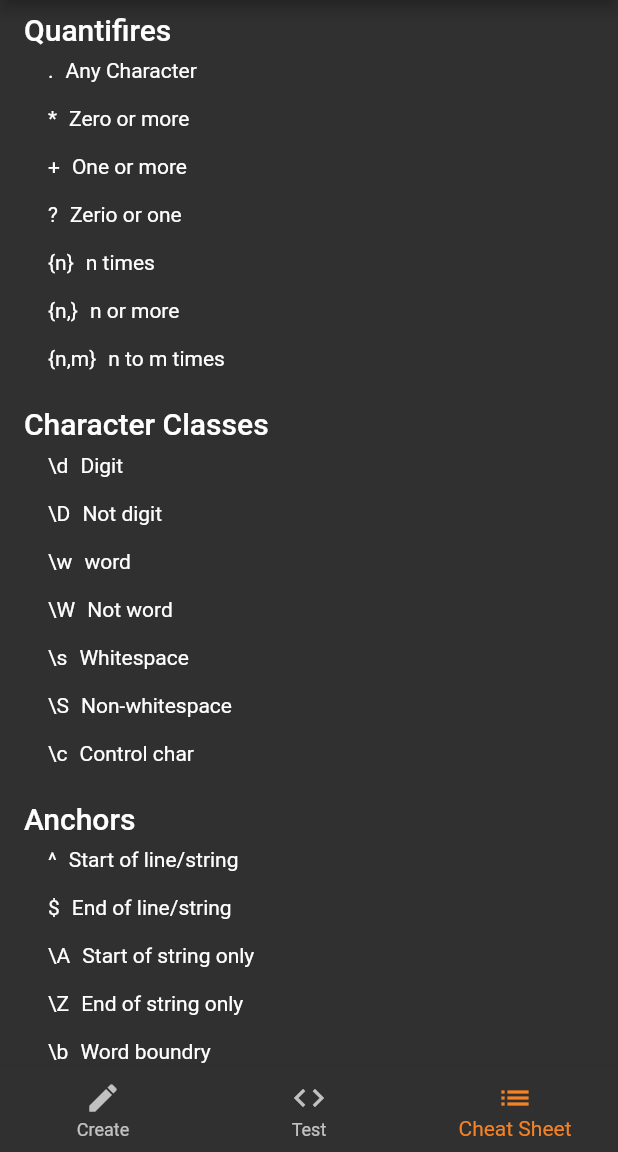
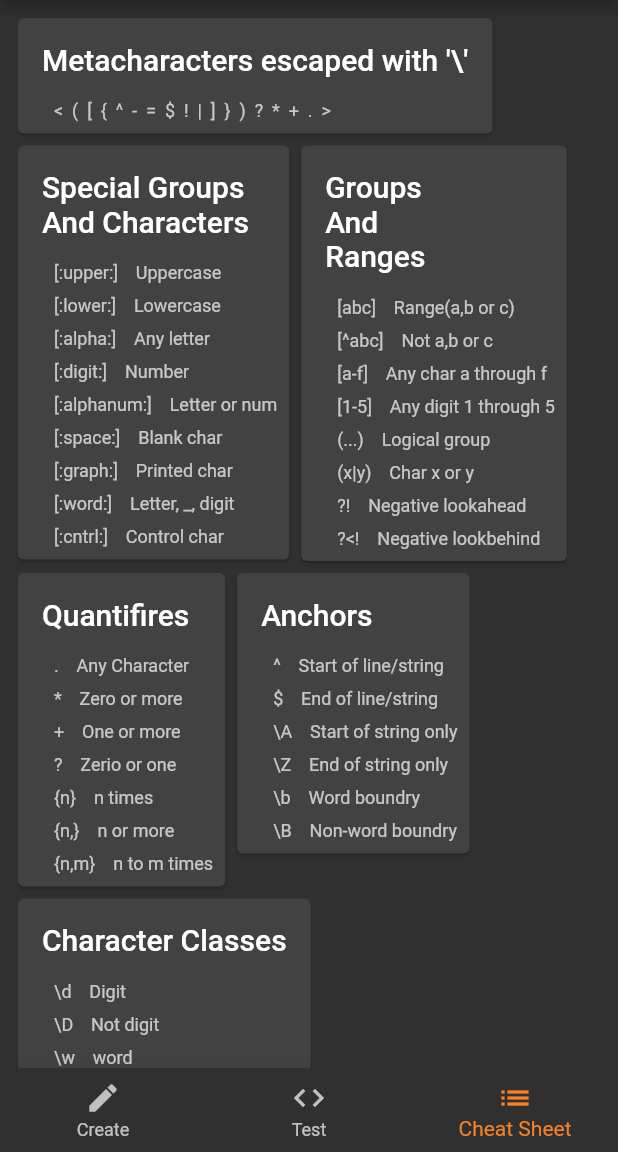
Before and after one commit to KalpeshKundanani/EasyRegex, a Flutter app: the screen it shows after launch, item 3 of the bottom bar chosen, on a phone screen of 412 x 824 dp, the part 84-1236 px from its top. Run offline on Flutter 3.47's test engine with Material 2 defaults, Android fonts, the phone set to English and light mode, and no system bars.

Commit message:
Changed Cheat Sheet UI

```diff
--- a/lib/pages/cheat_sheet/cheat_sheet_widget.dart
+++ b/lib/pages/cheat_sheet/cheat_sheet_widget.dart
@@ -1,42 +1,49 @@
+import 'package:easy_regex/pages/cheat_sheet/topic.dart';
 import 'package:flutter/material.dart';
-
-import 'topic.dart';
 
 class CheatSheetWidget extends StatelessWidget {
   @override
   Widget build(BuildContext context) {
-    return ListView.builder(
-      itemCount: topics.length,
-      itemBuilder: (BuildContext context, int index) {
-        Topic topic = topics[index];
-        return Padding(
-          padding: const EdgeInsets.only(bottom: 8, left: 16, right: 8, top: 8),
+    return SingleChildScrollView(
+      child: Padding(
+        padding: const EdgeInsets.all(8.0),
+        child: Wrap(
+          direction: Axis.horizontal,
+          children: topics
+              .map((Topic topic) => _topicToCard(context, topic))
+              .toList(growable: false),
+        ),
+      ),
+    );
+  }
+
+  Card _topicToCard(BuildContext context, Topic topic) {
+    final TextTheme textTheme = Theme.of(context).textTheme;
+    return Card(
+      child: Padding(
+        padding: const EdgeInsets.all(8.0),
         child: Column(
-            mainAxisSize: MainAxisSize.min,
           crossAxisAlignment: CrossAxisAlignment.start,
           children: <Widget>[
-                  Text(
+                Padding(
+                  padding: const EdgeInsets.all(8.0),
+                  child: Text(
                     topic.title,
-                    style: Theme.of(context).textTheme.title,
-                  )
+                    style: textTheme.title,
+                  ),
+                ),
               ] +
-                topic.content.entries.map(
-                  (MapEntry<String, String> mapEntry) {
-                    return Row(
-                      children: <Widget>[
-                        Padding(
-                          padding: const EdgeInsets.only(
-                              bottom: 8, left: 16, right: 8, top: 8),
-                          child: Text(mapEntry.key),
-                        ),
-                        Text(mapEntry.value),
-                      ],
-                    );
-                  },
-                ).toList(growable: false),
+              topic.content.entries.map((MapEntry<String, String> entry) {
+                return Padding(
+                  padding: const EdgeInsets.only(left: 16.0, top: 8.0),
+                  child: Text(
+                    '${entry.key}\t\t\t\t${entry.value}',
+                    style: textTheme.caption,
                   ),
                 );
-      },
+              }).toList(growable: false),
+        ),
+      ),
     );
   }
 }
--- a/lib/pages/cheat_sheet/topic.dart
+++ b/lib/pages/cheat_sheet/topic.dart
@@ -1,3 +1,4 @@
+import 'package:flutter/material.dart';
 import 'package:meta/meta.dart';
 
 @immutable
@@ -14,36 +15,21 @@ class Topic {
 }
 
 const List<Topic> topics = const [
-  Topic('Quantifires', <String, String>{
-    '.':'Any Character',
-    '*':'Zero or more',
-    '+':'One or more',
-    '?':'Zerio or one',
-    '{n}':'n times',
-    '{n,}':'n or more',
-    '{n,m}':'n to m times',
+  Topic('Metacharacters escaped with \'\\\'', <String, String>{
+    '<  (  [  {  \^  -  =  \$  !  |  ]  }  )  ?  *  +  .  >': ''
   }),
-  Topic('Character Classes', <String, String>{
-    '\\d':'Digit',
-    '\\D':'Not digit',
-    '\\w':'word',
-    '\\W':'Not word',
-    '\\s':'Whitespace',
-    '\\S':'Non-whitespace',
-    '\\c':'Control char',
+  Topic('Special Groups\nAnd Characters', <String, String>{
+    '[:upper:]': 'Uppercase',
+    '[:lower:]': 'Lowercase',
+    '[:alpha:]': 'Any letter',
+    '[:digit:]': 'Number',
+    '[:alphanum:]': 'Letter or num',
+    '[:space:]': 'Blank char',
+    '[:graph:]': 'Printed char',
+    '[:word:]': 'Letter, _, digit',
+    '[:cntrl:]': 'Control char',
   }),
-  Topic('Anchors',<String, String>{
-    '^': 'Start of line/string',
-    '\$': 'End of line/string',
-    '\\A': 'Start of string only',
-    '\\Z':'End of string only',
-    '\\b': 'Word boundry',
-    '\\B': 'Non-word boundry',
-  }),
-  Topic('Metacharacters escaped with \'\\\'', <String, String>{
-    '<([{\^-=\$!|]})?*+.>':''
-  }),
-  Topic('Groups and Ranges',<String, String>{
+  Topic('Groups\nAnd\nRanges', <String, String>{
     '[abc]': 'Range(a,b or c)',
     '[^abc]': 'Not a,b or c',
     '[a-f]': 'Any char a through f',
@@ -53,15 +39,30 @@ const List<Topic> topics = const [
     '?!': 'Negative lookahead',
     '?<!': 'Negative lookbehind',
   }),
-  Topic('Special groups and characters',<String, String>{
-    '[:upper:]':'Uppercase',
-    '[:lower:]':'Lowercase',
-    '[:alpha:]':'Any letter',
-    '[:digit:]':'Number',
-    '[:alphanum:]':'Letter or num',
-    '[:space:]':'Blank char',
-    '[:graph:]':'Printed char',
-    '[:word:]':'Letter, _, digit',
-    '[:cntrl:]':'Control char',
+  Topic('Quantifires', <String, String>{
+    '.': 'Any Character',
+    '*': 'Zero or more',
+    '+': 'One or more',
+    '?': 'Zerio or one',
+    '{n}': 'n times',
+    '{n,}': 'n or more',
+    '{n,m}': 'n to m times',
+  }),
+  Topic('Anchors', <String, String>{
+    '^': 'Start of line/string',
+    '\$': 'End of line/string',
+    '\\A': 'Start of string only',
+    '\\Z': 'End of string only',
+    '\\b': 'Word boundry',
+    '\\B': 'Non-word boundry',
+  }),
+  Topic('Character Classes', <String, String>{
+    '\\d': 'Digit',
+    '\\D': 'Not digit',
+    '\\w': 'word',
+    '\\W': 'Not word',
+    '\\s': 'Whitespace',
+    '\\S': 'Non-whitespace',
+    '\\c': 'Control char',
   }),
 ];
```
Lines whose indentation alone changed are shown as unchanged.
